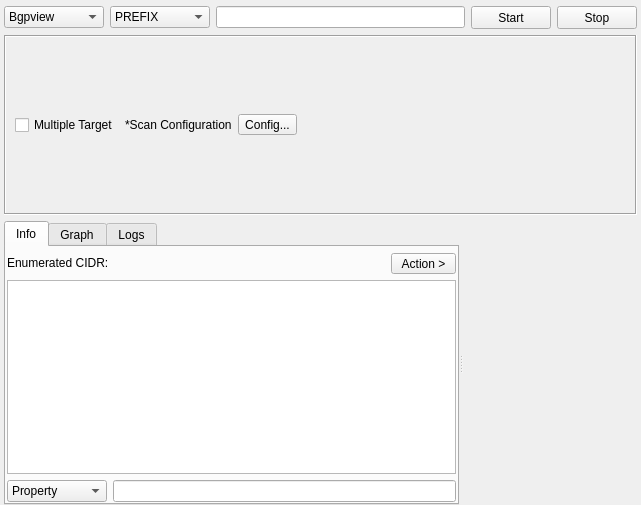
Qt form sub3suite/src/enums/cidr/CidrEnum.ui (3nock/OTE) before a commit.
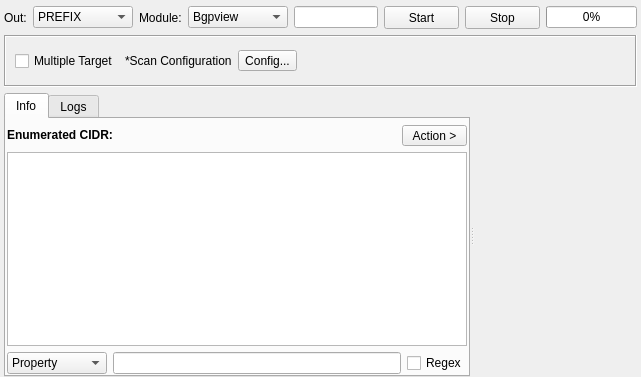
The same form after that commit. Custom widgets are drawn as their Qt base class.

Commit message: implementing CIDREnum

```diff
--- a/sub3suite/src/enums/cidr/CidrEnum.ui
+++ b/sub3suite/src/enums/cidr/CidrEnum.ui
@@ -7,7 +7,7 @@
     <x>0</x>
     <y>0</y>
     <width>641</width>
-    <height>505</height>
+    <height>377</height>
    </rect>
   </property>
   <property name="windowTitle">
@@ -29,18 +29,10 @@
    <item>
     <layout class="QHBoxLayout" name="horizontalLayout_2">
      <item>
-      <widget class="QComboBox" name="comboBoxEngine">
-       <property name="minimumSize">
-        <size>
-         <width>100</width>
-         <height>0</height>
-        </size>
+      <widget class="QLabel" name="labelOutput">
+       <property name="text">
+        <string>Out:</string>
        </property>
-       <item>
-        <property name="text">
-         <string>Bgpview</string>
-        </property>
-       </item>
       </widget>
      </item>
      <item>
@@ -58,6 +50,28 @@
        </item>
       </widget>
      </item>
+     <item>
+      <widget class="QLabel" name="labelModule">
+       <property name="text">
+        <string>Module:</string>
+       </property>
+      </widget>
+     </item>
+     <item>
+      <widget class="QComboBox" name="comboBoxEngine">
+       <property name="minimumSize">
+        <size>
+         <width>100</width>
+         <height>0</height>
+        </size>
+       </property>
+       <item>
+        <property name="text">
+         <string>Bgpview</string>
+        </property>
+       </item>
+      </widget>
+     </item>
      <item>
       <widget class="QLineEdit" name="lineEditTarget"/>
      </item>
@@ -87,6 +101,13 @@
        </property>
       </widget>
      </item>
+     <item>
+      <widget class="QProgressBar" name="progressBar">
+       <property name="value">
+        <number>0</number>
+       </property>
+      </widget>
+     </item>
     </layout>
    </item>
    <item>
@@ -171,6 +192,12 @@
               <verstretch>0</verstretch>
              </sizepolicy>
             </property>
+            <property name="font">
+             <font>
+              <weight>75</weight>
+              <bold>true</bold>
+             </font>
+            </property>
             <property name="text">
              <string>Enumerated CIDR:</string>
             </property>
@@ -254,15 +281,17 @@
           <item>
            <widget class="QLineEdit" name="lineEditFilter"/>
           </item>
+          <item>
+           <widget class="QCheckBox" name="checkBoxRegex">
+            <property name="text">
+             <string>Regex</string>
+            </property>
+           </widget>
+          </item>
          </layout>
         </item>
        </layout>
       </widget>
-      <widget class="QWidget" name="tabGraph">
-       <attribute name="title">
-        <string>Graph</string>
-       </attribute>
-      </widget>
       <widget class="QWidget" name="tabLogs">
        <attribute name="title">
         <string>Logs</string>
```
Left out of the diff: 3 changed lines with no effect on the pictures. The commit also changes 20 other files.
